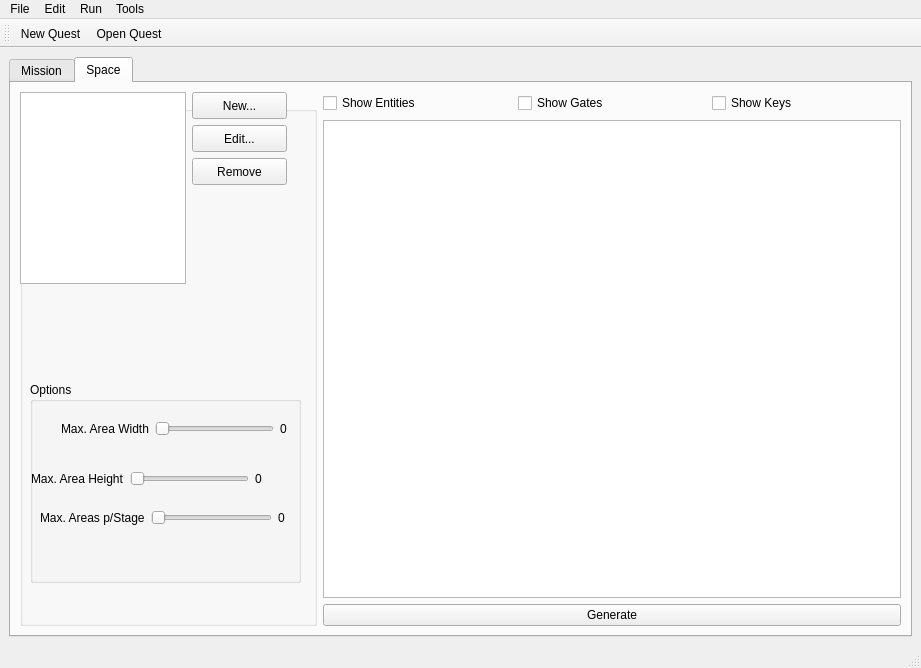
This is ui/editorwindow.ui in hkeeble/ProcLevelDesigner as Qt 5 draws it before an edit. The edited form follows.
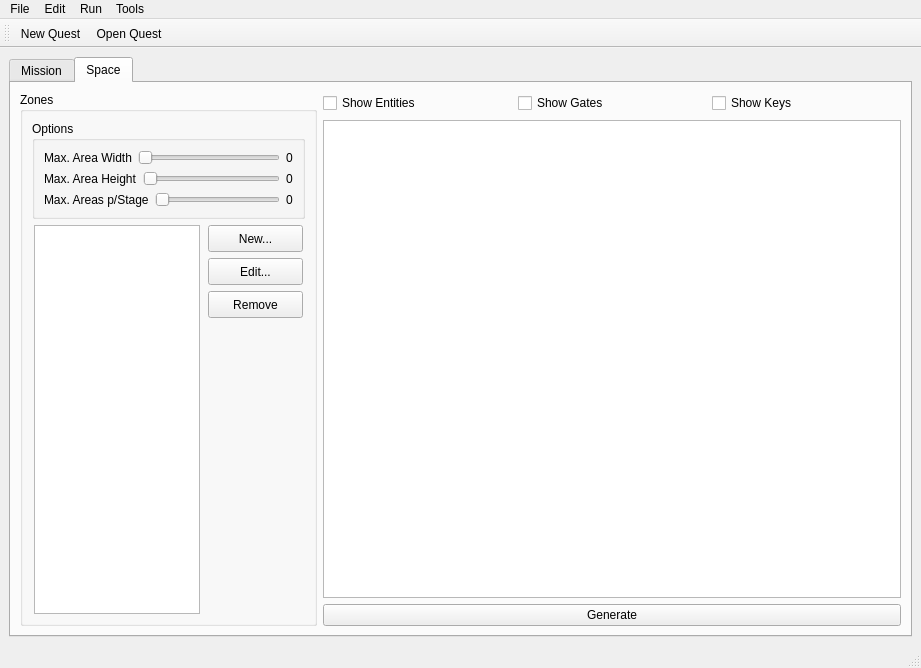
This is the edited form. Custom widgets are drawn as their Qt base class.

```diff
--- a/ui/editorwindow.ui
+++ b/ui/editorwindow.ui
@@ -378,119 +378,8 @@
             <property name="title">
              <string>Zones</string>
             </property>
-            <widget class="QGroupBox" name="groupBox_2">
-             <property name="geometry">
-              <rect>
-               <x>10</x>
-               <y>290</y>
-               <width>271</width>
-               <height>201</height>
-              </rect>
-             </property>
-             <property name="title">
-              <string>Options</string>
-             </property>
-             <widget class="QWidget" name="">
-              <property name="geometry">
-               <rect>
-                <x>1</x>
-                <y>81</y>
-                <width>231</width>
-                <height>31</height>
-               </rect>
-              </property>
-              <layout class="QHBoxLayout" name="horizontalLayout_8">
-               <item>
-                <widget class="QLabel" name="label_2">
-                 <property name="text">
-                  <string>Max. Area Height</string>
-                 </property>
-                </widget>
-               </item>
-               <item>
-                <widget class="QSlider" name="maxAreaHeightSlider">
-                 <property name="orientation">
-                  <enum>Qt::Horizontal</enum>
-                 </property>
-                </widget>
-               </item>
-               <item>
-                <widget class="QLabel" name="maxAreaHeightLabel">
-                 <property name="text">
-                  <string>0</string>
-                 </property>
-                </widget>
-               </item>
-              </layout>
-             </widget>
-             <widget class="QWidget" name="">
-              <property name="geometry">
-               <rect>
-                <x>31</x>
-                <y>31</y>
-                <width>226</width>
-                <height>31</height>
-               </rect>
-              </property>
-              <layout class="QHBoxLayout" name="horizontalLayout_7">
-               <item>
-                <widget class="QLabel" name="label">
-                 <property name="text">
-                  <string>Max. Area Width</string>
-                 </property>
-                </widget>
-               </item>
-               <item>
-                <widget class="QSlider" name="maxAreaWidthSlider">
-                 <property name="orientation">
-                  <enum>Qt::Horizontal</enum>
-                 </property>
-                </widget>
-               </item>
-               <item>
-                <widget class="QLabel" name="maxAreaWidthLabel">
-                 <property name="text">
-                  <string>0</string>
-                 </property>
-                </widget>
-               </item>
-              </layout>
-             </widget>
-             <widget class="QWidget" name="">
-              <property name="geometry">
-               <rect>
-                <x>10</x>
-                <y>120</y>
-                <width>245</width>
-                <height>31</height>
-               </rect>
-              </property>
-              <layout class="QHBoxLayout" name="horizontalLayout_9">
-               <item>
-                <widget class="QLabel" name="label_3">
-                 <property name="text">
-                  <string>Max. Areas p/Stage</string>
-                 </property>
-                </widget>
-               </item>
-               <item>
-                <widget class="QSlider" name="maxAreasSlider">
-                 <property name="orientation">
-                  <enum>Qt::Horizontal</enum>
-                 </property>
-                </widget>
-               </item>
-               <item>
-                <widget class="QLabel" name="maxAreasLabel">
-                 <property name="text">
-                  <string>0</string>
-                 </property>
-                </widget>
-               </item>
-              </layout>
-             </widget>
-            </widget>
-            <widget class="QWidget" name="">
+            <layout class="QGridLayout" name="gridLayout_7">
+             <item row="1" column="0">
              <layout class="QHBoxLayout" name="horizontalLayout_2">
               <item>
                <widget class="QListView" name="zoneList">
@@ -586,7 +475,96 @@
                </layout>
               </item>
              </layout>
-            </widget>
+             </item>
+             <item row="0" column="0">
+              <widget class="QGroupBox" name="groupBox_2">
+               <property name="title">
+                <string>Options</string>
+               </property>
+               <layout class="QGridLayout" name="gridLayout_5">
+                <item row="0" column="0">
+                 <layout class="QVBoxLayout" name="verticalLayout_6">
+                  <item>
+                   <layout class="QHBoxLayout" name="horizontalLayout_7">
+                    <item>
+                     <widget class="QLabel" name="label">
+                      <property name="text">
+                       <string>Max. Area Width</string>
+                      </property>
+                     </widget>
+                    </item>
+                    <item>
+                     <widget class="QSlider" name="maxAreaWidthSlider">
+                      <property name="orientation">
+                       <enum>Qt::Horizontal</enum>
+                      </property>
+                     </widget>
+                    </item>
+                    <item>
+                     <widget class="QLabel" name="maxAreaWidthLabel">
+                      <property name="text">
+                       <string>0</string>
+                      </property>
+                     </widget>
+                    </item>
+                   </layout>
+                  </item>
+                  <item>
+                   <layout class="QHBoxLayout" name="horizontalLayout_8">
+                    <item>
+                     <widget class="QLabel" name="label_2">
+                      <property name="text">
+                       <string>Max. Area Height</string>
+                      </property>
+                     </widget>
+                    </item>
+                    <item>
+                     <widget class="QSlider" name="maxAreaHeightSlider">
+                      <property name="orientation">
+                       <enum>Qt::Horizontal</enum>
+                      </property>
+                     </widget>
+                    </item>
+                    <item>
+                     <widget class="QLabel" name="maxAreaHeightLabel">
+                      <property name="text">
+                       <string>0</string>
+                      </property>
+                     </widget>
+                    </item>
+                   </layout>
+                  </item>
+                  <item>
+                   <layout class="QHBoxLayout" name="horizontalLayout_9">
+                    <item>
+                     <widget class="QLabel" name="label_3">
+                      <property name="text">
+                       <string>Max. Areas p/Stage</string>
+                      </property>
+                     </widget>
+                    </item>
+                    <item>
+                     <widget class="QSlider" name="maxAreasSlider">
+                      <property name="orientation">
+                       <enum>Qt::Horizontal</enum>
+                      </property>
+                     </widget>
+                    </item>
+                    <item>
+                     <widget class="QLabel" name="maxAreasLabel">
+                      <property name="text">
+                       <string>0</string>
+                      </property>
+                     </widget>
+                    </item>
+                   </layout>
+                  </item>
+                 </layout>
+                </item>
+               </layout>
+              </widget>
+             </item>
+            </layout>
            </widget>
           </item>
           <item>
@@ -700,7 +678,7 @@
      </widget>
     </item>
    </layout>
-   <widget class="QWidget" name="">
+   <widget class="QWidget" name="layoutWidget">
     <property name="geometry">
      <rect>
       <x>0</x>
```
Lines whose indentation alone changed are shown as unchanged.
